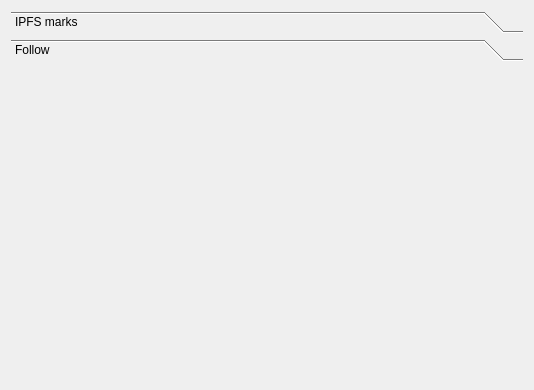
The window that galacteek/ui/bookmarksmgr.ui (pinnaculum/galacteek) describes before a commit, drawn with Qt 5.
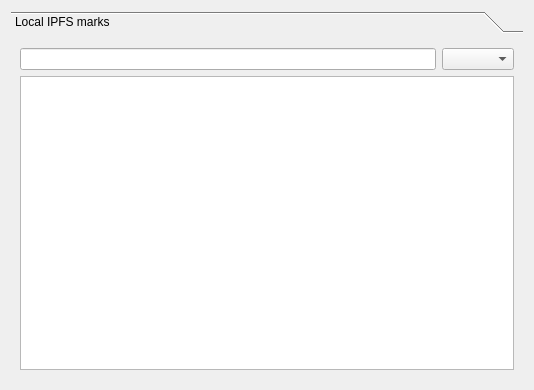
The same window after the commit. The open tabs and pages were chosen to show the change.

Patch:
```diff
--- a/galacteek/ui/bookmarksmgr.ui
+++ b/galacteek/ui/bookmarksmgr.ui
@@ -18,6 +18,12 @@
     <layout class="QVBoxLayout" name="verticalLayout">
      <item>
       <widget class="QToolBox" name="toolbox">
+       <property name="sizePolicy">
+        <sizepolicy hsizetype="Expanding" vsizetype="Expanding">
+         <horstretch>0</horstretch>
+         <verstretch>0</verstretch>
+        </sizepolicy>
+       </property>
        <property name="currentIndex">
         <number>0</number>
        </property>
@@ -27,11 +33,11 @@
           <x>0</x>
           <y>0</y>
           <width>514</width>
-          <height>312</height>
+          <height>341</height>
          </rect>
         </property>
         <attribute name="label">
-         <string>IPFS marks</string>
+         <string>Local IPFS marks</string>
         </attribute>
         <layout class="QVBoxLayout" name="verticalLayout_4">
          <item>
@@ -53,19 +59,6 @@
          </item>
         </layout>
        </widget>
-       <widget class="QWidget" name="page_2">
-        <property name="geometry">
-         <rect>
-          <x>0</x>
-          <y>0</y>
-          <width>514</width>
-          <height>312</height>
-         </rect>
-        </property>
-        <attribute name="label">
-         <string>Follow</string>
-        </attribute>
-       </widget>
       </widget>
      </item>
     </layout>
```
Left out of the diff: 2 changed lines with no effect on the pictures.
